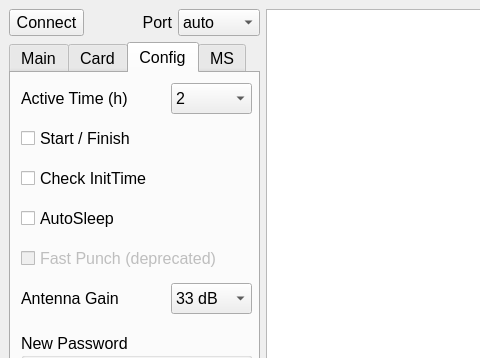
This is design.ui in sportiduino/SportiduinoPQ as Qt 5 draws it before an edit; both pictures show x 0 to 480 and y 0 to 358 of the 703 by 703 pixel window. The edited form follows.
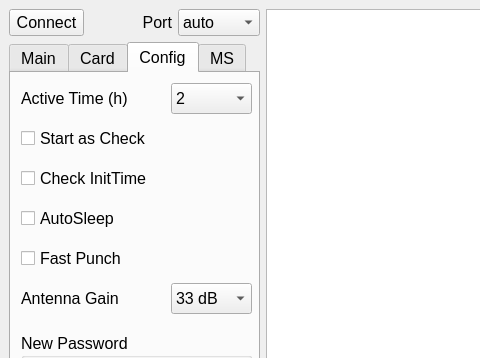
This is the edited form. The open tabs and pages were chosen to show the change.

Commit message: Flag for new fast punch mode in BS config Update option names and tooltips

Patch:
```diff
--- a/design.ui
+++ b/design.ui
@@ -1211,7 +1211,7 @@
              <string>Check start / finish punches</string>
             </property>
             <property name="text">
-             <string>Start / Finish</string>
+             <string>Start as Check</string>
             </property>
            </widget>
            <widget class="QCheckBox" name="cbCheckInitTime">
@@ -1232,7 +1232,7 @@
            </widget>
            <widget class="QCheckBox" name="cbFastPunchDeprecated">
             <property name="enabled">
-             <bool>false</bool>
+             <bool>true</bool>
             </property>
             <property name="geometry">
              <rect>
@@ -1243,7 +1243,7 @@
              </rect>
             </property>
             <property name="text">
-             <string>Fast Punch (deprecated)</string>
+             <string>Fast Punch</string>
             </property>
            </widget>
            <widget class="QCheckBox" name="cbAutosleep">
```
Left out of the diff: 19 changed lines with no effect on the pictures. The commit also changes 5 other files.
